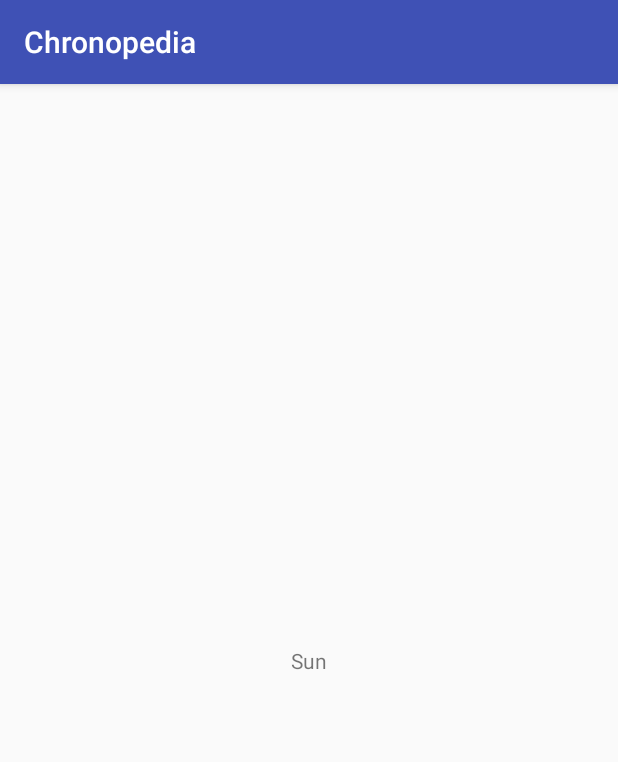
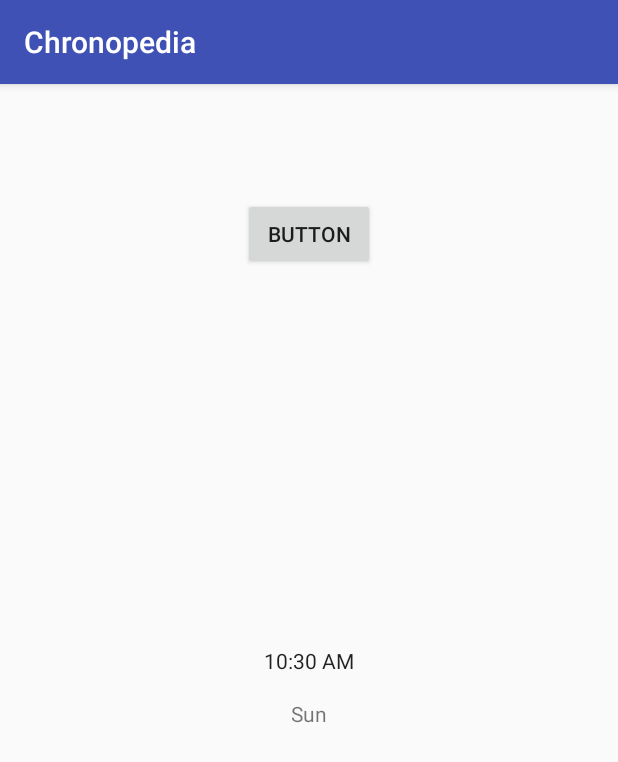
Before and after one commit to LuddeW/Chronopedia, an Android app: the screen it shows after launch (LandingActivity), on a phone screen of 412 x 824 dp. Shown: the top 762 px of the screen. Run offline under Robolectric (Android 15) with nearby library versions, the phone set to English and light mode, and no system bars; our stand-ins replace Volley.

Commit message:
(LandingActivity) lagt till en knapp

```diff
--- a/Chronopedia/app/src/main/java/com/example/ludwig/chronopedia/LandingActivity.java
+++ b/Chronopedia/app/src/main/java/com/example/ludwig/chronopedia/LandingActivity.java
@@ -3,12 +3,16 @@ package com.example.ludwig.chronopedia;
 import android.support.v7.app.AppCompatActivity;
 import android.os.Bundle;
 import android.util.Log;
+import android.view.View;
+import android.widget.Button;
 import android.widget.TextView;
 
 import Managers.ApiManager;
 
 public class LandingActivity extends AppCompatActivity {
     TextView landingTextView;
+    Button landingButton;
+
     @Override
     protected void onCreate(Bundle savedInstanceState) {
         super.onCreate(savedInstanceState);
@@ -18,7 +22,16 @@ public class LandingActivity extends AppCompatActivity {
 
     private void initComponents(){
         landingTextView = (TextView) findViewById(R.id.landingTextView);
+        landingButton = (Button) findViewById(R.id.landingButton);
+
         ApiManager apiManager = new ApiManager(this);
         landingTextView.setText(apiManager.returnWeather());
+
+        landingButton.setOnClickListener(new View.OnClickListener() {
+            @Override
+            public void onClick(View view){
+
+            }
+            });
     }
 }
--- a/Chronopedia/app/src/main/res/layout/activity_landing.xml
+++ b/Chronopedia/app/src/main/res/layout/activity_landing.xml
@@ -14,6 +14,28 @@
         app:layout_constraintBottom_toBottomOf="parent"
         app:layout_constraintLeft_toLeftOf="parent"
         app:layout_constraintRight_toRightOf="parent"
+        android:layout_marginTop="16dp"
+        app:layout_constraintTop_toBottomOf="@+id/landingTextClock"
+        android:layout_marginBottom="-1dp"
+        app:layout_constraintVertical_bias="0.0" />
+
+    <TextClock
+        android:id="@+id/landingTextClock"
+        android:layout_width="wrap_content"
+        android:layout_height="wrap_content"
+        app:layout_constraintLeft_toLeftOf="parent"
+        app:layout_constraintRight_toRightOf="parent"
+        app:layout_constraintTop_toTopOf="parent"
+        app:layout_constraintBottom_toBottomOf="parent" />
+
+    <Button
+        android:id="@+id/landingButton"
+        android:layout_width="wrap_content"
+        android:layout_height="wrap_content"
+        android:layout_marginTop="76dp"
+        android:text="Button"
+        app:layout_constraintLeft_toLeftOf="parent"
+        app:layout_constraintRight_toRightOf="parent"
         app:layout_constraintTop_toTopOf="parent" />
 
 </android.support.constraint.ConstraintLayout>
```
